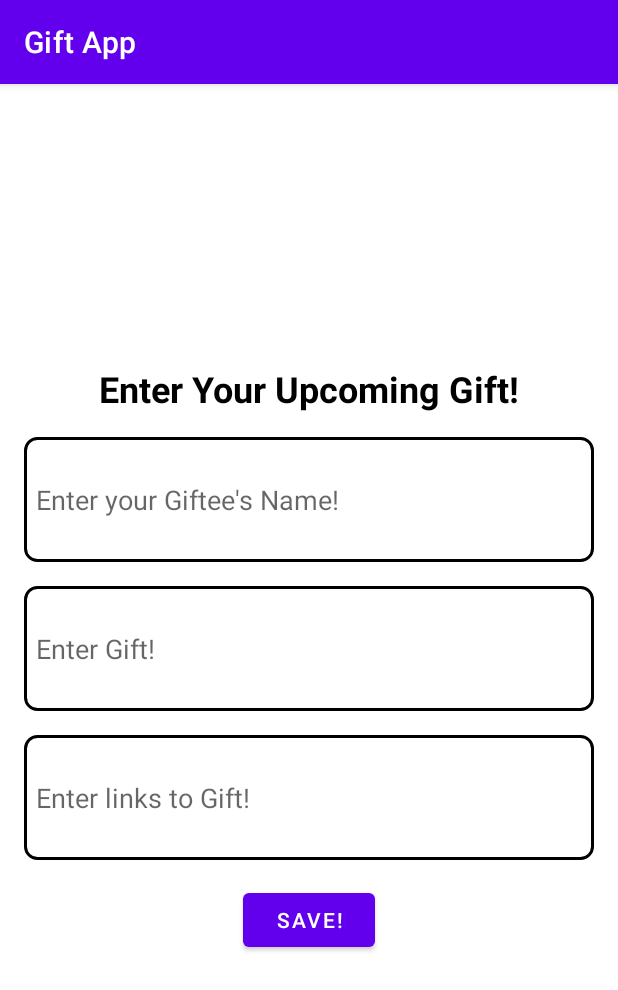
After one commit to jon-fox/gift_app, an Android app: the FormActivity screen opened directly, with no data from a screen before it, on a phone screen of 412 x 824 dp. The commit adds this screen. Shown: the top 990 px of the screen. Run offline under Robolectric (Android 15) with nearby library versions, the phone set to English and light mode, and no system bars; 6 statements that could not run were skipped.

Commit message:
db and form

```diff
--- /dev/null
+++ b/app/src/main/java/com/example/giftapp/FormActivity.kt
@@ -0,0 +1,52 @@
+package com.example.giftapp
+
+import GiftDbHelper
+import android.content.ContentValues
+import android.content.Intent
+import android.os.Bundle
+import android.widget.Button
+import android.widget.EditText
+import androidx.appcompat.app.AppCompatActivity
+
+class FormActivity : AppCompatActivity() {
+    override fun onCreate(savedInstanceState: Bundle?) {
+        super.onCreate(savedInstanceState)
+        setContentView(R.layout.activity_form)
+
+        val goBackButton = findViewById<Button>(R.id.goBackButton)
+
+        // put these into a database
+        val inputGifteeName = findViewById<EditText>(R.id.inputGifteeName)
+        val inputGiftName = findViewById<EditText>(R.id.inputGiftName)
+        val inputGiftLink = findViewById<EditText>(R.id.inputGiftLink)
+
+        // Gets the data repository in write mode
+        val db = dbHelper.writableDatabase
+
+        // Create a new map of values, where column names are the keys
+        val values = ContentValues().apply {
+            put(FeedEntry.COLUMN_NAME_TITLE, title)
+            put(FeedEntry.COLUMN_NAME_SUBTITLE, subtitle)
+        }
+
+        // Insert the new row, returning the primary key value of the new row
+        val newRowId = db?.insert(FeedEntry.TABLE_NAME, null, values)
+
+        val gift = Gift(inputGifteeName.text.toString(), inputGiftName.text.toString(), inputGiftLink.text.toString())
+
+        val values = ContentValues().apply {
+            put(GiftContract.GiftEntry.COLUMN_GIFTEE_NAME, gift.gifteeName)
+            put(GiftContract.GiftEntry.COLUMN_GIFT_NAME, gift.giftName)
+            put(GiftContract.GiftEntry.COLUMN_GIFT_LINK, gift.giftLink)
+        }
+
+        db.insert(GiftContract.GiftEntry.TABLE_NAME, null, values)
+
+        goBackButton.setOnClickListener {
+            // Create an Intent to go back to the MainActivity
+            val intent = Intent(this, MainActivity::class.java)
+            startActivity(intent)
+            finish() // Call finish() to close the SecondActivity and go back
+        }
+    }
+}
--- /dev/null
+++ b/app/src/main/res/drawable/edittext_outline.xml
@@ -0,0 +1,8 @@
+<!-- edittext_outline.xml -->
+<shape xmlns:android="http://schemas.android.com/apk/res/android">
+    <solid android:color="@android:color/transparent" />
+    <stroke
+        android:color="@color/black"
+        android:width="@dimen/outline_width" />
+    <corners android:radius="@dimen/outline_corner_radius" />
+</shape>
--- /dev/null
+++ b/app/src/main/res/layout/activity_form.xml
@@ -0,0 +1,58 @@
+<?xml version="1.0" encoding="utf-8"?>
+<androidx.constraintlayout.widget.ConstraintLayout xmlns:android="http://schemas.android.com/apk/res/android"
+    android:layout_width="match_parent"
+    android:layout_height="match_parent">
+    <!-- activity_second.xml -->
+    <LinearLayout xmlns:android="http://schemas.android.com/apk/res/android"
+        xmlns:tools="http://schemas.android.com/tools"
+        android:layout_width="match_parent"
+        android:layout_height="match_parent"
+        android:orientation="vertical"
+        android:gravity="center"
+        android:padding="16dp"
+        tools:context=".FormActivity">
+        <TextView
+            android:layout_width="wrap_content"
+            android:layout_height="wrap_content"
+            android:text="Enter Your Upcoming Gift!"
+            android:textSize="24sp"
+            android:textStyle="bold"
+            android:textColor="@android:color/black"
+            android:layout_marginBottom="16dp"/>
+        <EditText
+            android:id="@+id/inputGifteeName"
+            android:layout_width="match_parent"
+            android:layout_height="wrap_content"
+            android:hint="Enter your Giftee's Name!"
+            android:background="@drawable/edittext_outline"
+            android:layout_marginBottom="16dp"
+            android:padding="8dp"
+            android:inputType="textMultiLine"
+            android:minLines="3" />
+        <EditText
+            android:id="@+id/inputGiftName"
+            android:layout_width="match_parent"
+            android:layout_height="wrap_content"
+            android:hint="Enter Gift!"
+            android:background="@drawable/edittext_outline"
+            android:layout_marginBottom="16dp"
+            android:padding="8dp"
+            android:inputType="textMultiLine"
+            android:minLines="3" />
+        <EditText
+            android:id="@+id/inputGiftLink"
+            android:layout_width="match_parent"
+            android:layout_height="wrap_content"
+            android:hint="Enter links to Gift!"
+            android:background="@drawable/edittext_outline"
+            android:layout_marginBottom="16dp"
+            android:padding="8dp"
+            android:inputType="textMultiLine"
+            android:minLines="3" />
+        <Button
+            android:layout_width="wrap_content"
+            android:layout_height="wrap_content"
+            android:text="Save!"
+            android:id="@+id/goBackButton"/>
+    </LinearLayout>
+</androidx.constraintlayout.widget.ConstraintLayout>
--- a/app/src/main/res/layout/activity_main.xml
+++ b/app/src/main/res/layout/activity_main.xml
@@ -82,8 +82,8 @@
         android:textAlignment="center"
         android:textColor="#fff"
         android:textSize="30sp" />
-
     <ScrollView
+        android:id="@+id/parent_scroll_view"
         android:layout_width="match_parent"
         android:layout_height="166dp"
         android:layout_alignParentStart="true"
@@ -93,6 +93,7 @@
         android:contentDescription="@string/appbar_scrolling_view_behavior">
 
         <LinearLayout
+            android:id="@+id/wish_list"
             android:layout_width="match_parent"
             android:layout_height="wrap_content"
             android:orientation="vertical" />
--- /dev/null
+++ b/app/src/main/res/values/dimens.xml
@@ -0,0 +1,5 @@
+<?xml version="1.0" encoding="utf-8"?>
+<resources>
+    <dimen name="outline_corner_radius">8dp</dimen>
+    <dimen name="outline_width">2dp</dimen>
+</resources>
```
Also changed, not shown: app/src/main/AndroidManifest.xml (+9 -0 lines), app/src/main/java/com/example/giftapp/MainActivity.kt (+10 -4 lines), app/src/main/java/com/example/giftapp/dbutil/GiftDbHelper.kt (added, +78 -0 lines).
